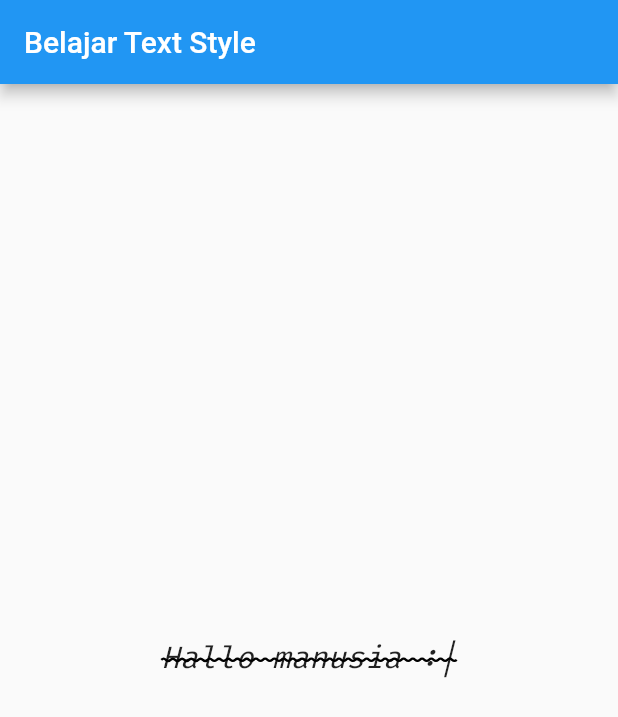
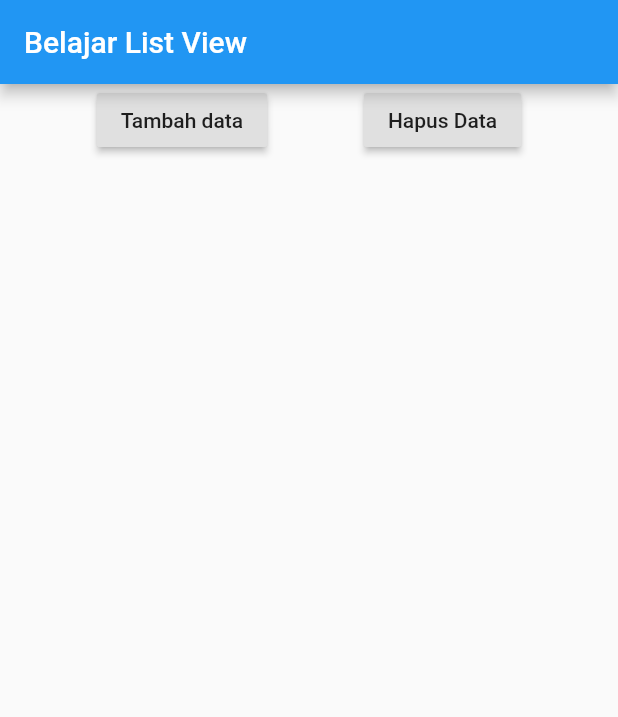
Before and after one commit to montohang/belajar-flutter, a Flutter app: the screen it shows after launch, on a phone screen of 412 x 824 dp. Shown: the top 717 px of the screen. Run offline on Flutter 3.47's test engine with Material 2 defaults, Android fonts, the phone set to English and light mode, and no system bars.

Commit message:
[Belajar List View]

```diff
--- a/lib/main.dart
+++ b/lib/main.dart
@@ -8,6 +8,6 @@ void main() {
 class MyApp extends StatelessWidget {
   @override
   Widget build(BuildContext context) {
-    return MyTextStyle();
+    return MyListView();
   }
 }
--- a/lib/pages/list_and_list_view.dart
+++ b/lib/pages/list_and_list_view.dart
@@ -1 +1,65 @@
 part of 'pages.dart';
+
+class MyListView extends StatefulWidget {
+  @override
+  _MyListViewState createState() => _MyListViewState();
+}
+
+class _MyListViewState extends State<MyListView> {
+  List<Widget> widgets = [];
+  int counter = 1;
+
+  // _MyListViewState() { // constructor buat nambah data dengan perulangan
+  //   // widgets.add(Text("data ke 1")); nambah data satu persatu
+  //   for (int i = 1; i <= 50; i++) {
+  //     widgets.add(Text(
+  //       "Data ke - " + i.toString(),
+  //       style: TextStyle(fontSize: 20),
+  //     ));
+  //   }
+  //   // widgets.add(Text("data ke 1"));
+  // }
+
+  @override
+  Widget build(BuildContext context) {
+    return MaterialApp(
+      home: Scaffold(
+        appBar: AppBar(
+          title: Text("Belajar List View"),
+        ),
+        body: ListView(
+          children: [
+            Row(
+              mainAxisAlignment: MainAxisAlignment.spaceEvenly,
+              children: [
+                RaisedButton(
+                  child: Text("Tambah data"),
+                  onPressed: () {
+                    setState(() {
+                      widgets.add(Text("Data ke - " + counter.toString(),
+                          style: TextStyle(fontSize: 20)));
+                      counter++;
+                    });
+                  },
+                ),
+                RaisedButton(
+                  child: Text("Hapus Data"),
+                  onPressed: () {
+                    setState(() {
+                      widgets.removeLast();
+                      counter--;
+                    });
+                  },
+                )
+              ],
+            ),
+            Column(
+              crossAxisAlignment: CrossAxisAlignment.start,
+              children: widgets,
+            )
+          ],
+        ),
+      ),
+    );
+  }
+}
```
